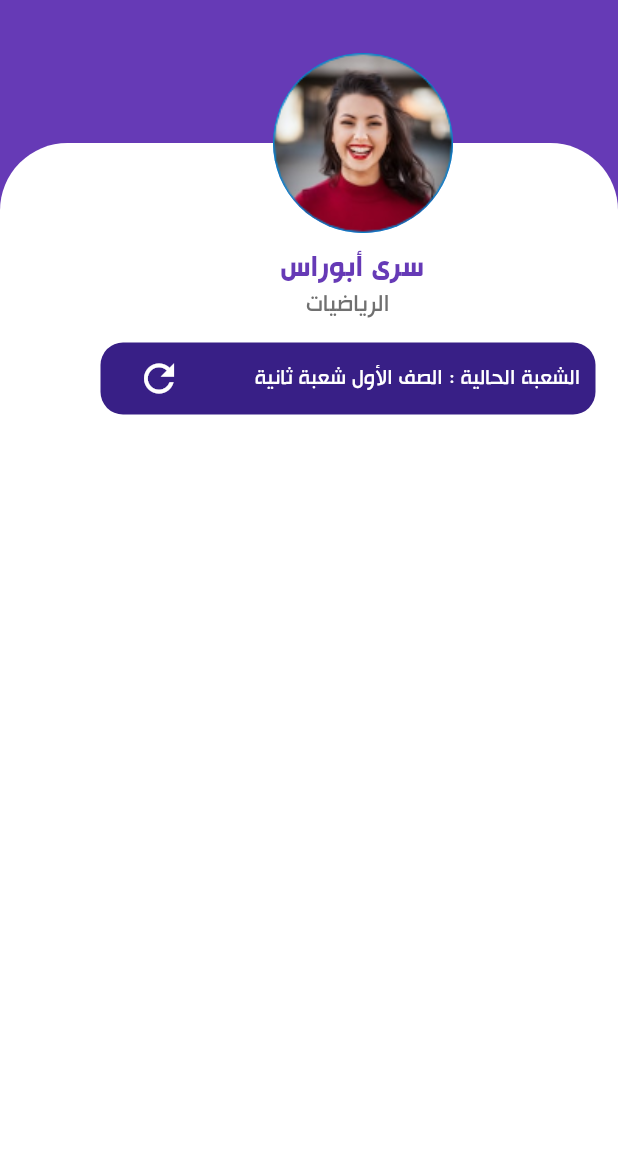
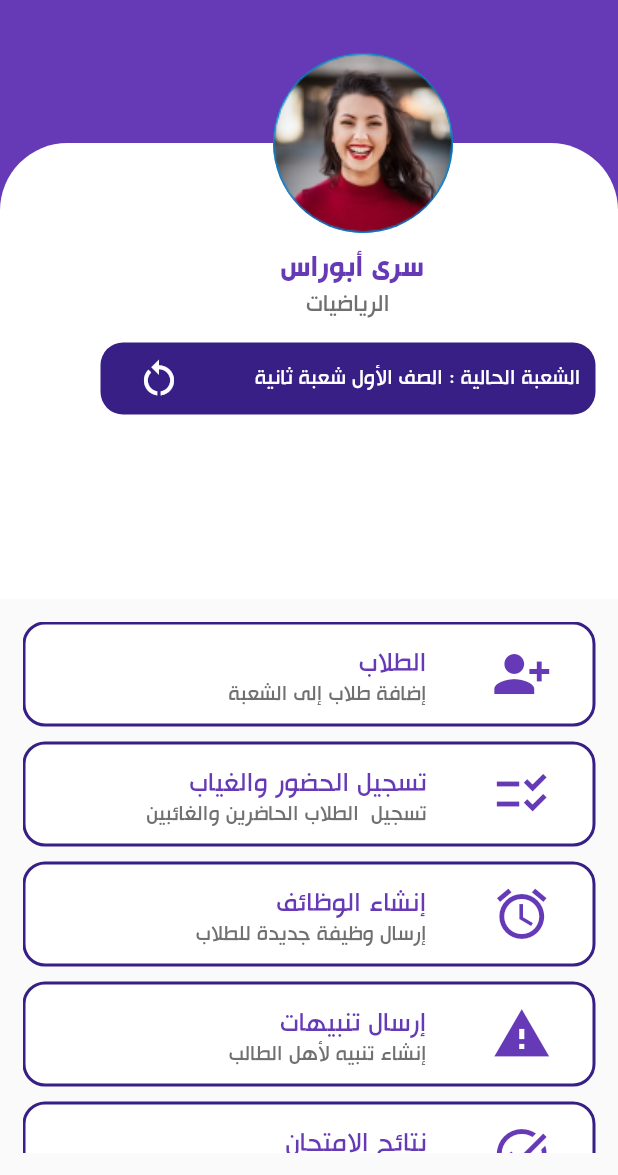
Before and after one commit to SuraAborass/TeacherApp, a Flutter app: the HomeScreen screen opened by its route, on a phone screen of 412 x 824 dp, the part 61-1236 px from its top. Run offline on Flutter 3.47's test engine with Material 2 defaults, Android fonts, the phone set to English and light mode, and no system bars; our stand-ins replace get, get_storage; accounts and stored records are empty.

Commit message:
finish screen's UI and add user to the application

```diff
--- a/lib/Constants/colors.dart
+++ b/lib/Constants/colors.dart
@@ -4,65 +4,14 @@ class UIColors {
 static const primary = Color(0xff381F86);
 static const purple = Color(0xff663AB6);
 static const white = Color(0xffFFFFFF);
+static const lightWhite = Color(0xffF8F8F8);
 static const black = Color(0xff000000);
-static const lightWhite = Color(0x20FFFFFF);
-static const lightGray = Color(0xffF2F2F2);
 static const gray = Color(0xffC2C2C2);
-static const pink = Color(0xffE56464);
-
 static const lightBlack = Color(0xff6B6B6B);
-static const yellow = Color(0xffEBBE2B);
-
-//home widgets
-  static const subject = Color(0xff433DC8);
-  static const homework = Color(0xffF65E5E);
-  static const vacation = Color(0xff68D464);
-  static const result = Color(0xffFC6238);
-  static const studentTime = Color(0xff8985F8);
-  static const bus = Color(0xffEBBE2B);
-  static const alert = Color(0xffFF4343);
-  static const installment = Color(0xff91EB2B);
-  static const complaint = Color(0xff00c1b6);
-  //static const teacherNotes = Color(0xfffc4f00);
-  static const teacherNotes = Color(0xffE0B0FF);
-
-
 static const normalText = Color(0xff707070);
 static const darkNormalText = Color(0xff6D6D6D);
-static const circleAvatarBorder = Color(0xff707070);
 static const circleAvatarBackground = Color(0xffD5D5D5);
-
-//exam results
-  static const resultColor = Color(0xffEFE8E8);
-
-//student absence
- static const justified = Color(0xff4FBC4B);
- static const unjustified = Color(0xffFF4343);
-
- //alerts
-  static const alertWarning = Color(0xffFFB300);
-  static const alertDanger = Color(0xffFF4343);
-  static const alertInfo = Color(0xff8985F8);
-
-  //notes
-  static const noteWarning = Color(0xffFFB300);
-  static const noteDanger = Color(0xffFF4343);
-  static const noteInfo = Color(0xff8985F8);
-
-  //FinancialTransaction
-  static const paymentOff = Color(0xffFF5B5B);
-  static const paymentOn = Color(0xff6BC961);
-  static const remainingAmount = Color(0xff8985F8);
-
-
-//vacations
-  static const calendar = Color(0xffE6E6E6);
-
-//bottom_navigation_bar
-  static const iconColor = Color(0xffC2C2C2);
-  static const labelTextColor = Color(0xffC2C2C2);
-  static const navBarColor = Color(0xffF9F9F9);
-  static const navBarSelectedItem = Color(0xff1B75FF);
+static const pageTitle = Color(0xff005178);
 
 //snackbars
   static const success = Color.fromARGB(255, 99, 184, 91);
--- a/lib/Constants/get_pages.dart
+++ b/lib/Constants/get_pages.dart
@@ -1,6 +1,7 @@
 import 'package:get/get.dart';
 import '../BusinessLayer/Bindings/init_bindings.dart';
 import '../PresentationLayer/Screens/Auth/login_screen.dart';
+import '../PresentationLayer/Screens/Public/attendance_screen.dart';
 import '../PresentationLayer/Screens/Public/home_screen.dart';
 import '../PresentationLayer/Screens/Public/splash_screen.dart';
 import 'get_routes.dart';
@@ -20,5 +21,9 @@ List<GetPage<dynamic>> getPages = [
       page: () => HomeScreen(),
       transition: Transition.zoom,
       binding: InitBinding()),
+  GetPage(
+      name: AppRoutes.attendanceScreen,
+      page: () => AttendanceScreen(),
+      transition: Transition.zoom),
 
 ];
--- a/lib/Constants/get_routes.dart
+++ b/lib/Constants/get_routes.dart
@@ -2,4 +2,6 @@ class AppRoutes {
   static const splashScreen = "/";
   static const loginScreen = "/login";
   static const homeScreen = "/home";
+  static const attendanceScreen = "/home/attendanceScreen";
+
 }
--- a/lib/Constants/text_styles.dart
+++ b/lib/Constants/text_styles.dart
@@ -21,16 +21,5 @@ class UITextStyle{
      fontSize: 18,
      fontFamily: "Hacen Tunisia Lt");
 
- static const boldSmall = TextStyle(
-     fontWeight: FontWeight.bold,
-     color: UIColors.labelTextColor,
-     fontSize: 16,
-     fontFamily: "Hacen Tunisia Lt");
-
- static const normalSmall = TextStyle(
-     fontWeight: FontWeight.normal,
-     color: UIColors.labelTextColor,
-     fontSize: 16,
-     fontFamily: "Hacen Tunisia Lt");
 
 }
--- a/lib/PresentationLayer/Screens/Auth/login_screen.dart
+++ b/lib/PresentationLayer/Screens/Auth/login_screen.dart
@@ -90,7 +90,7 @@ class LoginScreen extends StatelessWidget {
                       icon: Icon(!loginController.passwordVisible.value
                           ? Icons.visibility_off
                           : Icons.visibility),
-                      color: UIColors.iconColor,
+                      color: UIColors.gray,
                       onPressed: () {
                         loginController.togglePasswordVisible();
                       },
--- a/lib/PresentationLayer/Screens/Public/home_screen.dart
+++ b/lib/PresentationLayer/Screens/Public/home_screen.dart
@@ -2,8 +2,13 @@ import 'package:flutter/material.dart';
 import 'package:teacher_app/Constants/colors.dart';
 import 'package:get/get.dart';
 import '../../../Constants/text_styles.dart';
+import '../../Widgets/HomeWidgets/create_homework.dart';
+import '../../Widgets/HomeWidgets/examResults.dart';
+import '../../Widgets/HomeWidgets/send_alerts.dart';
+import '../../Widgets/HomeWidgets/attendance.dart';
 import '../../Widgets/Public/drawer.dart';
 import '../../Widgets/Public/school_appbar.dart';
+import '../../Widgets/HomeWidgets/students.dart';
 
 class HomeScreen extends StatelessWidget {
   const HomeScreen({Key? key}) : super(key: key);
@@ -18,6 +23,7 @@ class HomeScreen extends StatelessWidget {
         body: Column(
           children: [
             Expanded(
+              flex: 1,
               child: Stack(
                 children: [
                   Container(
@@ -95,7 +101,7 @@ class HomeScreen extends StatelessWidget {
                                 IconButton(
                                     onPressed: () {},
                                     icon: const Icon(
-                                      Icons.refresh,
+                                      Icons.restart_alt,
                                       size: 30,
                                       color: UIColors.white,
                                     ))
@@ -109,37 +115,34 @@ class HomeScreen extends StatelessWidget {
                 ],
               ),
             ),
-            // Expanded(
-            //     child: Padding(
-            //   padding: const EdgeInsets.all(15.0),
-            //   child: ListView(
-            //     children: [
-            //       Container(
-            //         height: 70,
-            //         width: 360,
-            //         decoration: BoxDecoration(
-            //             color: UIColors.white,
-            //             borderRadius: const BorderRadius.all(
-            //               Radius.circular(15),
-            //             ),
-            //             border: Border.all(width: 2, color: UIColors.primary)),
-            //         child: Row(
-            //           children: [
-            //             Expanded(
-            //               flex: 1,
-            //               child: Icon(
-            //                 Icons.people,
-            //                 size: 30,
-            //                 color: UIColors.purple,
-            //               ),
-            //             ),
-            //
-            //           ],
-            //         ),
-            //       )
-            //     ],
-            //   ),
-            // ))
+            Expanded(
+                flex: 1,
+                child: Padding(
+                  padding: const EdgeInsets.all(15.0),
+                  child: SizedBox(
+                    child: ListView(
+                      children: const [
+                        StudentsContainer(),
+                        SizedBox(
+                          height: 10,
+                        ),
+                        Attendance(),
+                        SizedBox(
+                          height: 10,
+                        ),
+                        CreateHomeWorks(),
+                        SizedBox(
+                          height: 10,
+                        ),
+                        SendAlerts(),
+                        SizedBox(
+                          height: 10,
+                        ),
+                        ExamResults()
+                      ],
+                    ),
+                  ),
+                ))
           ],
         ),
       ),
--- /dev/null
+++ b/lib/PresentationLayer/Widgets/HomeWidgets/attendance.dart
@@ -0,0 +1,53 @@
+import 'package:flutter/material.dart';
+import 'package:get/get.dart';
+import 'package:teacher_app/Constants/get_routes.dart';
+import '../../../Constants/colors.dart';
+import '../../../Constants/text_styles.dart';
+
+class Attendance extends StatelessWidget {
+  const Attendance({Key? key}) : super(key: key);
+
+  @override
+  Widget build(BuildContext context) {
+    return InkWell(
+      onTap: ()=> Get.toNamed(AppRoutes.attendanceScreen),
+      child: Container(
+        height: 70,
+        width: 360,
+        decoration: BoxDecoration(
+            color: UIColors.white,
+            borderRadius: const BorderRadius.all(
+              Radius.circular(15),
+            ),
+            border:
+            Border.all(width: 2, color: UIColors.primary)),
+        child: Row(
+          children: [
+            const Expanded(
+              flex: 1,
+              child: Icon(
+                Icons.checklist_rtl,
+                size: 40,
+                color: UIColors.purple,
+              ),
+            ),
+            Expanded(
+                flex: 3,
+                child: ListTile(
+                  title: Text(
+                    "تسجيل الحضور والغياب ",
+                    style: UITextStyle.bodyNormal.copyWith(
+                        color: UIColors.purple, fontSize: 20),
+                  ),
+                  subtitle: Text(
+                    "تسجيل  الطلاب الحاضرين والغائبين",
+                    style: UITextStyle.bodyNormal.copyWith(
+                        fontSize: 16, color: UIColors.normalText),
+                  ),
+                ))
+          ],
+        ),
+      ),
+    );
+  }
+}
--- /dev/null
+++ b/lib/PresentationLayer/Widgets/HomeWidgets/create_homework.dart
@@ -0,0 +1,49 @@
+import 'package:flutter/material.dart';
+
+import '../../../Constants/colors.dart';
+import '../../../Constants/text_styles.dart';
+
+class CreateHomeWorks extends StatelessWidget {
+  const CreateHomeWorks({Key? key}) : super(key: key);
+
+  @override
+  Widget build(BuildContext context) {
+    return Container(
+      height: 70,
+      width: 360,
+      decoration: BoxDecoration(
+          color: UIColors.white,
+          borderRadius: const BorderRadius.all(
+            Radius.circular(15),
+          ),
+          border:
+          Border.all(width: 2, color: UIColors.primary)),
+      child: Row(
+        children: [
+          const Expanded(
+            flex: 1,
+            child: Icon(
+              Icons.alarm_sharp,
+              size: 40,
+              color: UIColors.purple,
+            ),
+          ),
+          Expanded(
+              flex: 3,
+              child: ListTile(
+                title: Text(
+                  "إنشاء الوظائف ",
+                  style: UITextStyle.bodyNormal.copyWith(
+                      color: UIColors.purple, fontSize: 20),
+                ),
+                subtitle: Text(
+                  "إرسال وظيفة جديدة للطلاب ",
+                  style: UITextStyle.bodyNormal.copyWith(
+                      fontSize: 16, color: UIColors.normalText),
+                ),
+              ))
+        ],
+      ),
+    );
+  }
+}
--- /dev/null
+++ b/lib/PresentationLayer/Widgets/HomeWidgets/examResults.dart
@@ -0,0 +1,49 @@
+import 'package:flutter/material.dart';
+
+import '../../../Constants/colors.dart';
+import '../../../Constants/text_styles.dart';
+
+class ExamResults extends StatelessWidget {
+  const ExamResults({Key? key}) : super(key: key);
+
+  @override
+  Widget build(BuildContext context) {
+    return Container(
+      height: 70,
+      width: 360,
+      decoration: BoxDecoration(
+          color: UIColors.white,
+          borderRadius: const BorderRadius.all(
+            Radius.circular(15),
+          ),
+          border:
+          Border.all(width: 2, color: UIColors.primary)),
+      child: Row(
+        children: [
+          const Expanded(
+            flex: 1,
+            child: Icon(
+              Icons.task_alt,
+              size: 40,
+              color: UIColors.purple,
+            ),
+          ),
+          Expanded(
+              flex: 3,
+              child: ListTile(
+                title: Text(
+                  "نتائج الإمتحان ",
+                  style: UITextStyle.bodyNormal.copyWith(
+                      color: UIColors.purple, fontSize: 20),
+                ),
+                subtitle: Text(
+                  "كتابة نتائج الإمتحان",
+                  style: UITextStyle.bodyNormal.copyWith(
+                      fontSize: 16, color: UIColors.normalText),
+                ),
+              ))
+        ],
+      ),
+    );
+  }
+}
--- /dev/null
+++ b/lib/PresentationLayer/Widgets/HomeWidgets/send_alerts.dart
@@ -0,0 +1,49 @@
+import 'package:flutter/material.dart';
+
+import '../../../Constants/colors.dart';
+import '../../../Constants/text_styles.dart';
+
+class SendAlerts extends StatelessWidget {
+  const SendAlerts({Key? key}) : super(key: key);
+
+  @override
+  Widget build(BuildContext context) {
+    return Container(
+      height: 70,
+      width: 360,
+      decoration: BoxDecoration(
+          color: UIColors.white,
+          borderRadius: const BorderRadius.all(
+            Radius.circular(15),
+          ),
+          border:
+          Border.all(width: 2, color: UIColors.primary)),
+      child: Row(
+        children: [
+          const Expanded(
+            flex: 1,
+            child: Icon(
+              Icons.warning,
+              size: 40,
+              color: UIColors.purple,
+            ),
+          ),
+          Expanded(
+              flex: 3,
+              child: ListTile(
+                title: Text(
+                  "إرسال تنبيهات",
+                  style: UITextStyle.bodyNormal.copyWith(
+                      color: UIColors.purple, fontSize: 20),
+                ),
+                subtitle: Text(
+                  "إنشاء تنبيه لأهل الطالب ",
+                  style: UITextStyle.bodyNormal.copyWith(
+                      fontSize: 16, color: UIColors.normalText),
+                ),
+              ))
+        ],
+      ),
+    );
+  }
+}
--- /dev/null
+++ b/lib/PresentationLayer/Widgets/HomeWidgets/students.dart
@@ -0,0 +1,48 @@
+import 'package:flutter/material.dart';
+import '../../../Constants/colors.dart';
+import '../../../Constants/text_styles.dart';
+
+class StudentsContainer extends StatelessWidget {
+  const StudentsContainer({Key? key}) : super(key: key);
+
+  @override
+  Widget build(BuildContext context) {
+    return Container(
+      height: 70,
+      width: 360,
+      decoration: BoxDecoration(
+          color: UIColors.white,
+          borderRadius: const BorderRadius.all(
+            Radius.circular(15),
+          ),
+          border:
+          Border.all(width: 2, color: UIColors.primary)),
+      child: Row(
+        children: [
+          const Expanded(
+            flex: 1,
+            child: Icon(
+              Icons.person_add_alt_1,
+              size: 40,
+              color: UIColors.purple,
+            ),
+          ),
+          Expanded(
+              flex: 3,
+              child: ListTile(
+                title: Text(
+                  "الطلاب ",
+                  style: UITextStyle.bodyNormal.copyWith(
+                      color: UIColors.purple, fontSize: 20),
+                ),
+                subtitle: Text(
+                  "إضافة طلاب إلى الشعبة",
+                  style: UITextStyle.bodyNormal.copyWith(
+                      fontSize: 16, color: UIColors.normalText),
+                ),
+              ))
+        ],
+      ),
+    );
+  }
+}
--- a/lib/PresentationLayer/Widgets/Public/page_title.dart
+++ b/lib/PresentationLayer/Widgets/Public/page_title.dart
@@ -11,7 +11,7 @@ Widget pageTitle(title) {
       children: [
         Text(
           title,
-          style: UITextStyle.titleBold.copyWith(color: UIColors.primary,fontSize: 20),
+          style: UITextStyle.bodyNormal.copyWith(color: UIColors.pageTitle,fontSize: 20),
         ),
       ],
     ),
```
Also changed, not shown: lib/Constants/Helpers/absence_state.dart (deleted, +0 -7 lines), lib/Constants/Helpers/alert_state.dart (deleted, +0 -32 lines), lib/PresentationLayer/Screens/Public/attendance_screen.dart (added, +113 -0 lines), assets/images/Mask Group 1.png (added).
